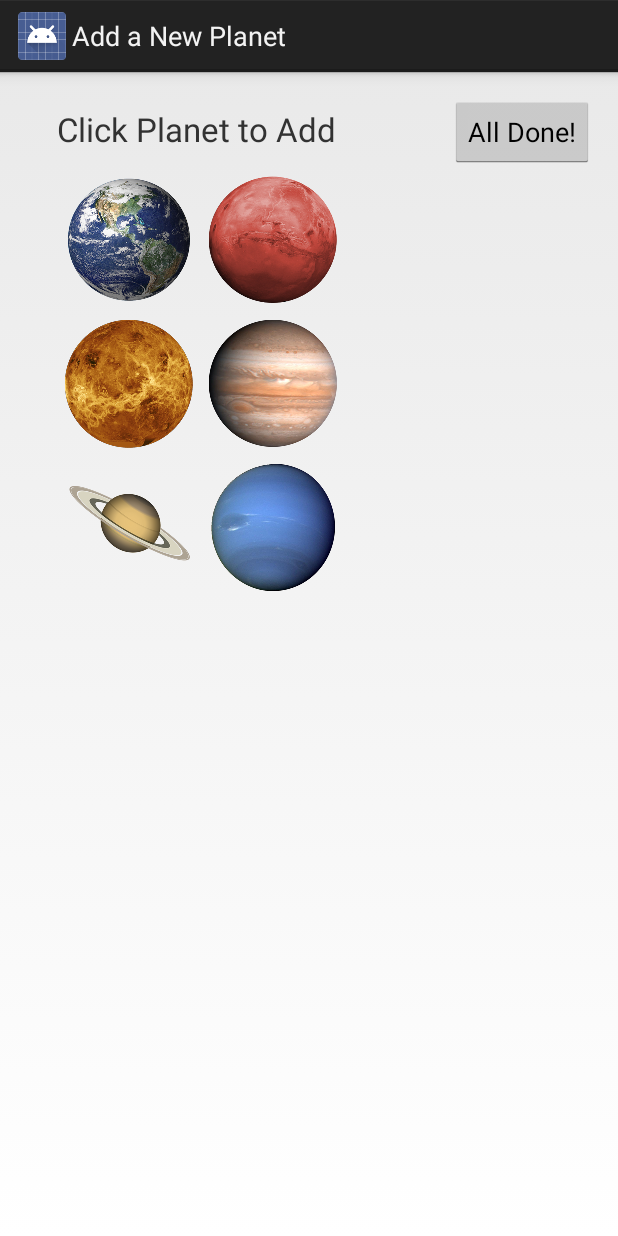
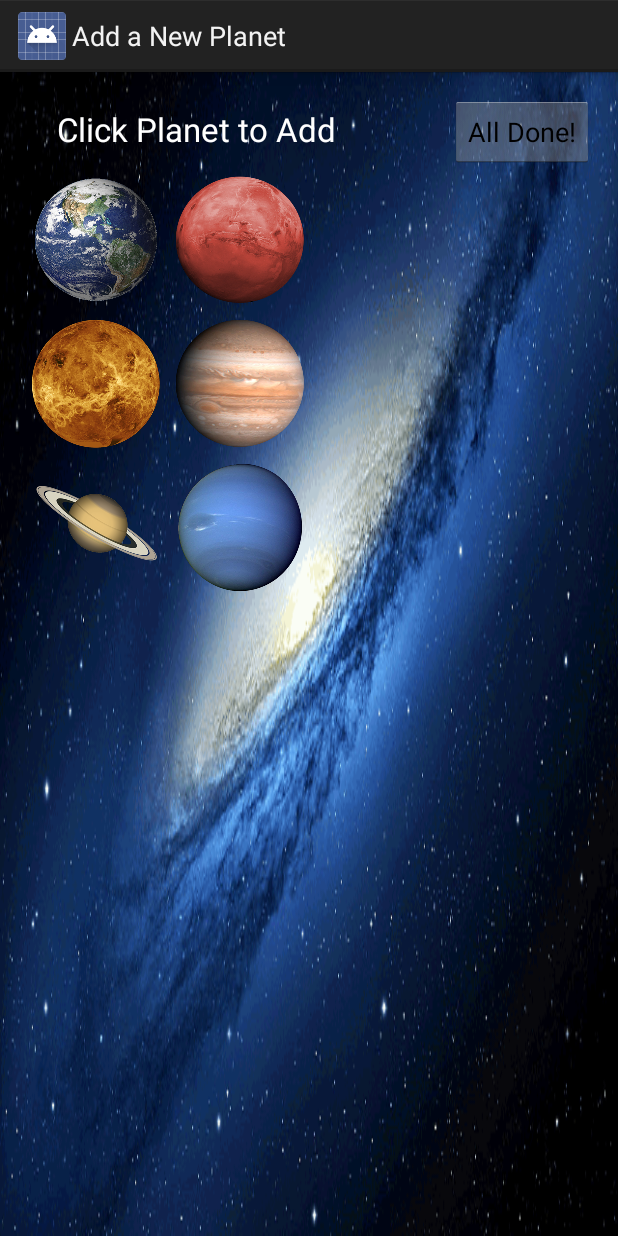
Before and after one commit to sliker/Android-Hello-World, an Android app: the NewPlanetActivity screen opened directly, with no data from a screen before it, on a phone screen of 412 x 824 dp. Run offline under Robolectric (Android 15) with nearby library versions, the phone set to English and light mode, and no system bars.

Commit message:
bg on activity

```diff
--- a/Hello_World/src/main/res/layout/activity_add.xml
+++ b/Hello_World/src/main/res/layout/activity_add.xml
@@ -6,15 +6,17 @@
     android:paddingRight="@dimen/activity_horizontal_margin"
     android:paddingTop="@dimen/activity_vertical_margin"
     android:paddingBottom="@dimen/activity_vertical_margin"
-    android:layout_marginLeft="22dp"
+    android:background="@drawable/stars"
     tools:context=".NewPlanetActivity">
 
     <TextView
             android:id="@+id/addPlanetText"
             android:textSize="22sp"
+            android:textColor="#ffffff"
             android:layout_alignBaseline="@+id/doneAddingButton"
             android:layout_width="wrap_content"
             android:layout_height="wrap_content"
+            android:layout_marginLeft="22dp"
             android:text="@string/add_planet_caption" />
     <Button
             android:layout_width="wrap_content"
@@ -31,6 +33,7 @@
             android:layout_alignParentLeft="true"
             android:layout_below="@+id/doneAddingButton"
             android:layout_margin="5dp"
+            android:layout_marginLeft="22dp"
             android:src="@drawable/earth"
             android:contentDescription="@string/content_desc_earth"/>
     <ImageView
@@ -38,6 +41,7 @@
             android:layout_width="wrap_content"
             android:layout_height="wrap_content"
             android:layout_margin="5dp"
+            android:layout_marginLeft="22dp"
             android:layout_toRightOf="@+id/imageEarth"
             android:layout_below="@+id/doneAddingButton"
             android:src="@drawable/mars"
@@ -47,6 +51,7 @@
             android:layout_width="wrap_content"
             android:layout_height="wrap_content"
             android:layout_margin="5dp"
+            android:layout_marginLeft="22dp"
             android:layout_below="@+id/imageEarth"
             android:src="@drawable/venus"
             android:contentDescription="@string/content_desc_venus"/>
@@ -55,6 +60,7 @@
             android:layout_width="wrap_content"
             android:layout_height="wrap_content"
             android:layout_margin="5dp"
+            android:layout_marginLeft="22dp"
             android:layout_toRightOf="@+id/imageVenus"
             android:layout_below="@+id/imageMars"
             android:src="@drawable/jupiter"
@@ -64,6 +70,7 @@
             android:layout_width="wrap_content"
             android:layout_height="wrap_content"
             android:layout_margin="5dp"
+            android:layout_marginLeft="22dp"
             android:layout_below="@+id/imageVenus"
             android:src="@drawable/saturn"
             android:contentDescription="@string/content_desc_saturn"/>
@@ -72,6 +79,7 @@
             android:layout_width="wrap_content"
             android:layout_height="wrap_content"
             android:layout_margin="5dp"
+            android:layout_marginLeft="22dp"
             android:layout_toRightOf="@+id/imageSaturn"
             android:layout_below="@+id/imageJupiter"
             android:src="@drawable/neptune"
--- a/Hello_World/src/main/res/layout/activity_attack.xml
+++ b/Hello_World/src/main/res/layout/activity_attack.xml
@@ -3,7 +3,7 @@
 <LinearLayout xmlns:android="http://schemas.android.com/apk/res/android"
               android:orientation="horizontal"
               android:layout_width="match_parent"
-              android:layout_height="match_parent" android:background="#000000">
+              android:layout_height="match_parent" android:background="@drawable/stars">
 
 
 
```
